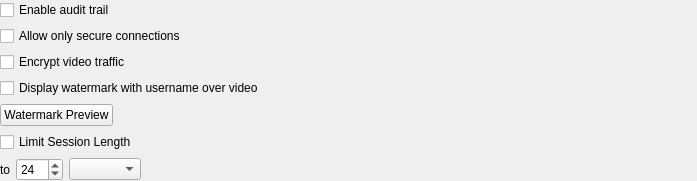
The window that vms/client/nx_vms_client_desktop/src/nx/vms/client/desktop/system_administration/widgets/security_settings_widget.ui (networkoptix/nx_open) describes before a commit, drawn with Qt 5.
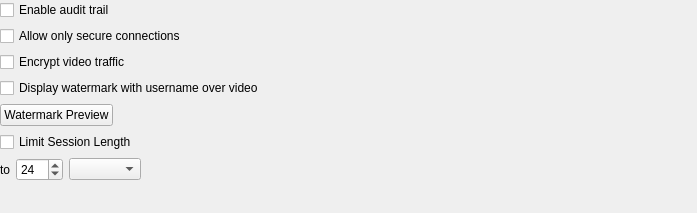
The same window after the commit. Custom widgets are drawn as their Qt base class.

Commit message:
VMS-11405: "Watermark Preview" button is hidden if watermarks are disabled
<==== Mercurial data ====>
Branch: vms_4.0_gui

The edit to the form file:
```diff
--- a/vms/client/nx_vms_client_desktop/src/nx/vms/client/desktop/system_administration/widgets/security_settings_widget.ui
+++ b/vms/client/nx_vms_client_desktop/src/nx/vms/client/desktop/system_administration/widgets/security_settings_widget.ui
@@ -7,7 +7,7 @@
     <x>0</x>
     <y>0</y>
     <width>697</width>
-    <height>149</height>
+    <height>213</height>
    </rect>
   </property>
   <property name="windowTitle">
@@ -201,6 +201,19 @@
      </layout>
     </widget>
    </item>
+   <item>
+    <spacer name="verticalSpacer">
+     <property name="orientation">
+      <enum>Qt::Vertical</enum>
+     </property>
+     <property name="sizeHint" stdset="0">
+      <size>
+       <width>20</width>
+       <height>0</height>
+      </size>
+     </property>
+    </spacer>
+   </item>
   </layout>
  </widget>
  <customwidgets>
```
The commit also changes 3 other files.
